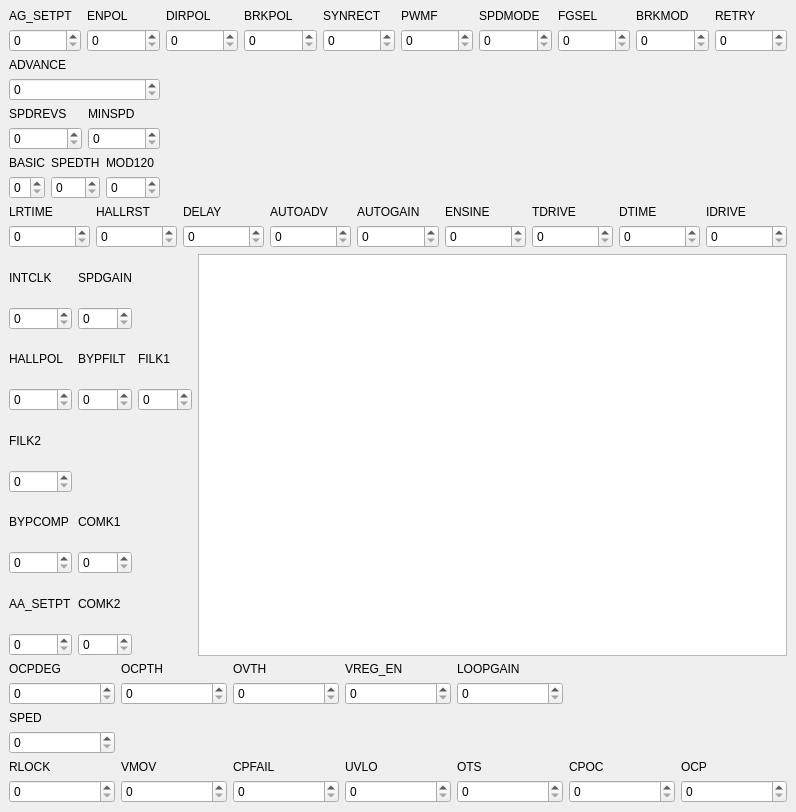
Qt form Arduino/motorControllerPWM/Window.ui (mcgill-robotics-archive/rover-2015) before a commit.
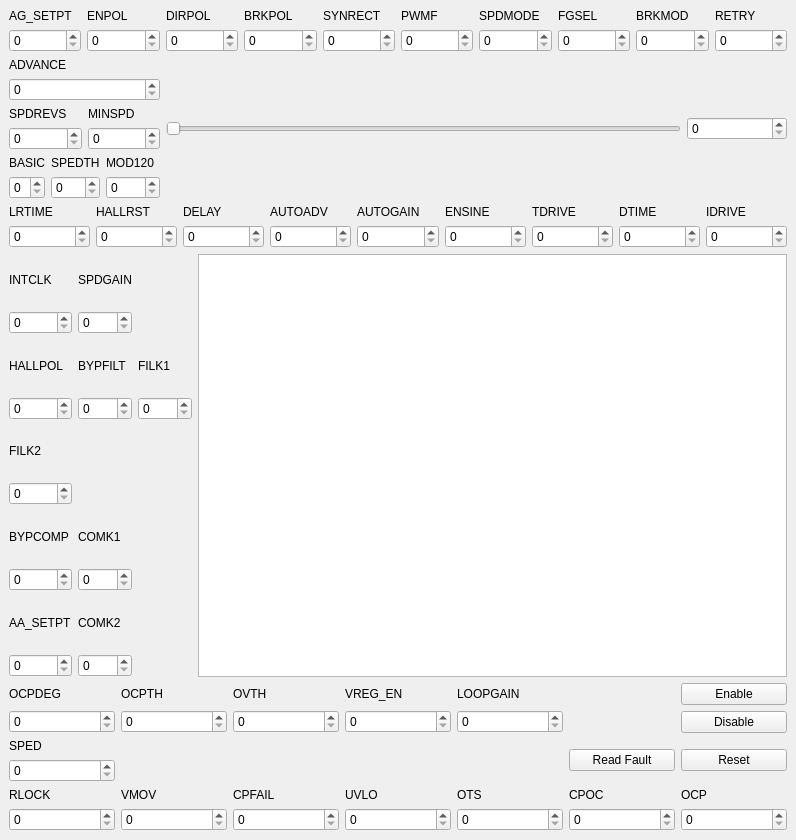
The same form after that commit.

Patch:
```diff
--- a/Arduino/motorControllerPWM/Window.ui
+++ b/Arduino/motorControllerPWM/Window.ui
@@ -7,7 +7,7 @@
     <x>0</x>
     <y>0</y>
     <width>796</width>
-    <height>812</height>
+    <height>840</height>
    </rect>
   </property>
   <property name="windowTitle">
@@ -239,6 +239,29 @@
           </item>
          </layout>
         </item>
+        <item row="2" column="2">
+         <spacer name="horizontalSpacer">
+          <property name="orientation">
+           <enum>Qt::Horizontal</enum>
+          </property>
+          <property name="sizeHint" stdset="0">
+           <size>
+            <width>40</width>
+            <height>20</height>
+           </size>
+          </property>
+         </spacer>
+        </item>
+        <item row="1" column="2">
+         <widget class="QSlider" name="speedSlider">
+          <property name="maximum">
+           <number>100</number>
+          </property>
+          <property name="orientation">
+           <enum>Qt::Horizontal</enum>
+          </property>
+         </widget>
+        </item>
         <item row="0" column="0">
          <layout class="QVBoxLayout" name="verticalLayout_33">
           <item>
@@ -257,6 +280,19 @@
           </item>
          </layout>
         </item>
+        <item row="0" column="2">
+         <spacer name="horizontalSpacer_3">
+          <property name="orientation">
+           <enum>Qt::Horizontal</enum>
+          </property>
+          <property name="sizeHint" stdset="0">
+           <size>
+            <width>40</width>
+            <height>20</height>
+           </size>
+          </property>
+         </spacer>
+        </item>
         <item row="2" column="0">
          <layout class="QHBoxLayout" name="horizontalLayout_3">
           <item>
@@ -315,44 +351,15 @@
           </item>
          </layout>
         </item>
-        <item row="0" column="1">
-         <spacer name="horizontalSpacer_3">
-          <property name="orientation">
-           <enum>Qt::Horizontal</enum>
-          </property>
-          <property name="sizeHint" stdset="0">
+        <item row="1" column="3">
+         <widget class="QSpinBox" name="speedValue">
+          <property name="minimumSize">
            <size>
-            <width>40</width>
-            <height>20</height>
+            <width>100</width>
+            <height>0</height>
            </size>
           </property>
-         </spacer>
-        </item>
-        <item row="2" column="1">
-         <spacer name="horizontalSpacer">
-          <property name="orientation">
-           <enum>Qt::Horizontal</enum>
-          </property>
-          <property name="sizeHint" stdset="0">
-           <size>
-            <width>40</width>
-            <height>20</height>
-           </size>
-          </property>
-         </spacer>
-        </item>
-        <item row="1" column="1">
-         <spacer name="horizontalSpacer_2">
-          <property name="orientation">
-           <enum>Qt::Horizontal</enum>
-          </property>
-          <property name="sizeHint" stdset="0">
-           <size>
-            <width>40</width>
-            <height>20</height>
-           </size>
-          </property>
-         </spacer>
+         </widget>
         </item>
        </layout>
       </item>
@@ -949,6 +956,38 @@
           </item>
          </layout>
         </item>
+        <item row="0" column="6">
+         <layout class="QVBoxLayout" name="verticalLayout_51">
+          <item>
+           <widget class="QPushButton" name="ENABLE">
+            <property name="text">
+             <string>Enable</string>
+            </property>
+           </widget>
+          </item>
+          <item>
+           <widget class="QPushButton" name="DISABLE">
+            <property name="text">
+             <string>Disable</string>
+            </property>
+           </widget>
+          </item>
+         </layout>
+        </item>
+        <item row="1" column="6">
+         <widget class="QPushButton" name="RESET">
+          <property name="text">
+           <string>Reset</string>
+          </property>
+         </widget>
+        </item>
+        <item row="1" column="5">
+         <widget class="QPushButton" name="fault">
+          <property name="text">
+           <string>Read Fault</string>
+          </property>
+         </widget>
+        </item>
        </layout>
       </item>
      </layout>
```
Left out of the diff: 35 changed lines with no effect on the pictures.
